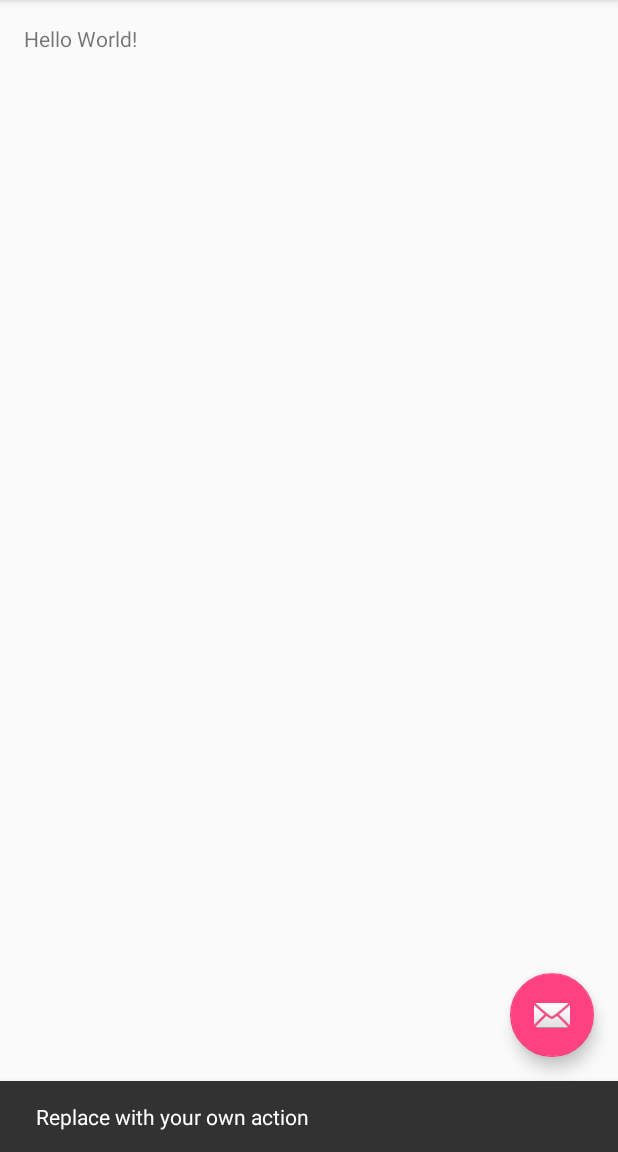
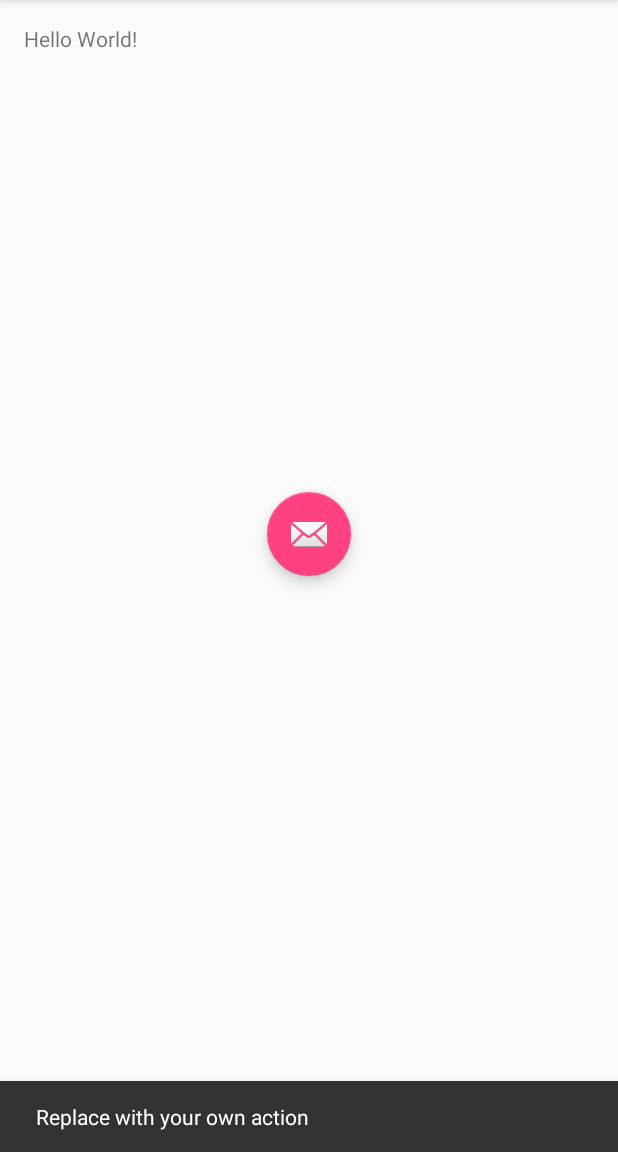
Before and after one commit to timblewis/SuperTTT, an Android app: the screen it shows after launch (MainActivity), after a tap on an icon or button, on a phone screen of 412 x 824 dp, the part 84-1236 px from its top. Run offline under Robolectric (Android 15) with nearby library versions, the phone set to English and light mode, and no system bars.

Commit message:
implementing start game interface in android developer proj

```diff
--- a/superTTTAndroid/android/superTTT/app/src/main/java/com/example/annadodd/superttt/MainActivity.java
+++ b/superTTTAndroid/android/superTTT/app/src/main/java/com/example/annadodd/superttt/MainActivity.java
@@ -8,15 +8,28 @@ import android.support.v7.widget.Toolbar;
 import android.view.View;
 import android.view.Menu;
 import android.view.MenuItem;
+import android.widget.Button;
+import java.util.ArrayList;
+
 
 public class MainActivity extends AppCompatActivity {
+    private View i;
 
     @Override
     protected void onCreate(Bundle savedInstanceState) {
         super.onCreate(savedInstanceState);
         setContentView(R.layout.activity_main);
+
+        Button newGame = new Button(this);
+        newGame.setText("New Game");
+
+
+
         Toolbar toolbar = (Toolbar) findViewById(R.id.toolbar);
         setSupportActionBar(toolbar);
+
+
+
 
         FloatingActionButton fab = (FloatingActionButton) findViewById(R.id.fab);
         fab.setOnClickListener(new View.OnClickListener() {
--- a/superTTTAndroid/android/superTTT/app/src/main/res/layout/activity_main.xml
+++ b/superTTTAndroid/android/superTTT/app/src/main/res/layout/activity_main.xml
@@ -27,7 +27,7 @@
         android:id="@+id/fab"
         android:layout_width="wrap_content"
         android:layout_height="wrap_content"
-        android:layout_gravity="bottom|end"
+        android:layout_gravity="center|center"
         android:layout_margin="@dimen/fab_margin"
         android:src="@android:drawable/ic_dialog_email" />
 
```
Also changed, not shown: superTTTAndroid/android/superTTT/app/src/main/res/drawable/new-game.png (added), 1 other file.
